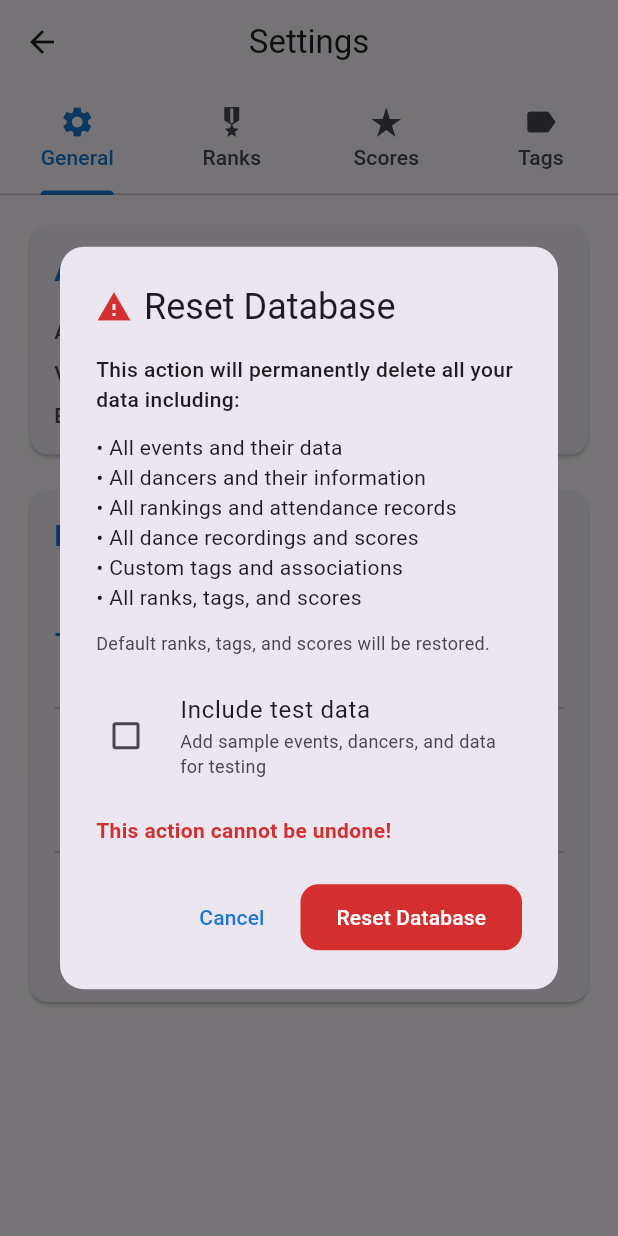
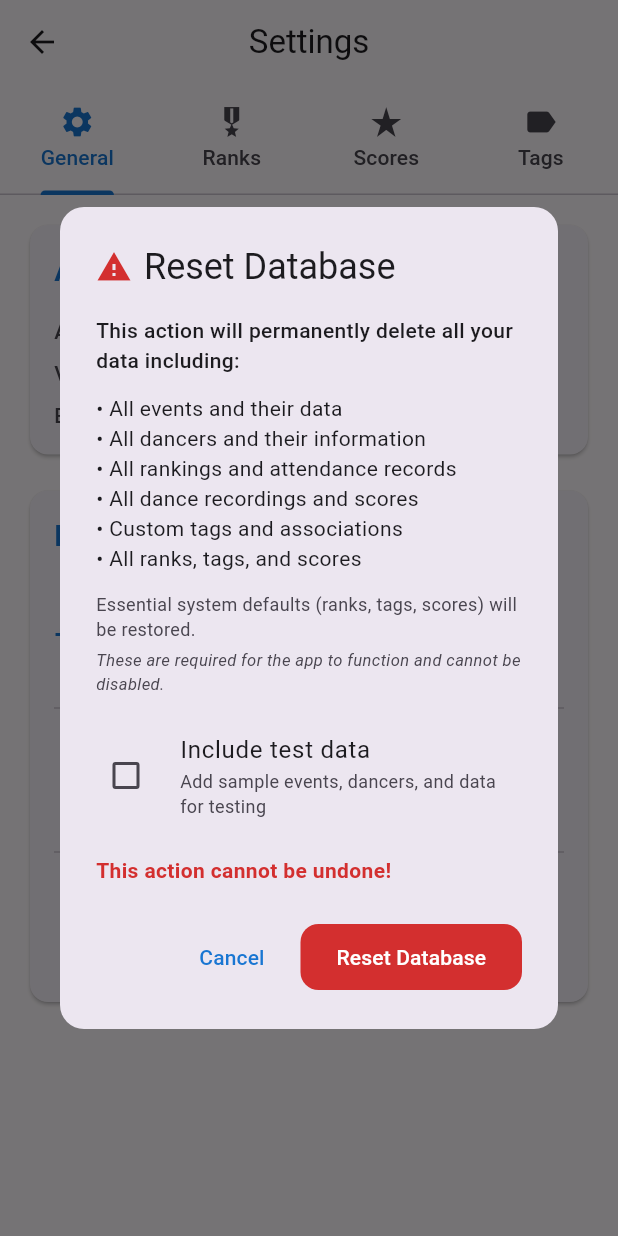
Before and after one commit to plaskowski/dancer-ranking-app-cursor, a Flutter app: the SettingsScreen screen opened directly, after a tap on "Reset Database", on a phone screen of 412 x 824 dp. Run offline on Flutter 3.47's test engine with Material 3 defaults, Android fonts, the phone set to English and light mode, and no system bars; our stand-ins replace drift, file_picker, fluttertoast; missing offline and left inert: desktop_drop; accounts and stored records are empty; generated files the repository leaves out were written again.

Commit message:
improve: clarify database reset dialog text to distinguish essential defaults from test data - Update UI text from 'Default ranks, tags, and scores' to 'Essential system defaults (ranks, tags, scores)' - Add explanation that essential defaults are required for app functionality and cannot be disabled - Update success messages to use 'essential defaults' terminology - Reduce user confusion about what gets restored during reset - v1.0.3

```diff
--- a/lib/screens/settings/tabs/general_settings_tab.dart
+++ b/lib/screens/settings/tabs/general_settings_tab.dart
@@ -255,10 +255,19 @@ class GeneralSettingsTab extends StatelessWidget {
                   const Text('• All ranks, tags, and scores'),
                   const SizedBox(height: 12),
                   Text(
-                    'Default ranks, tags, and scores will be restored.',
+                    'Essential system defaults (ranks, tags, scores) will be restored.',
                     style: TextStyle(
                       color: Theme.of(context).colorScheme.onSurfaceVariant,
                       fontSize: 12,
+                    ),
+                  ),
+                  const SizedBox(height: 4),
+                  Text(
+                    'These are required for the app to function and cannot be disabled.',
+                    style: TextStyle(
+                      color: Theme.of(context).colorScheme.onSurfaceVariant,
+                      fontSize: 11,
+                      fontStyle: FontStyle.italic,
                     ),
                   ),
                   const SizedBox(height: 16),
@@ -354,8 +363,8 @@ class GeneralSettingsTab extends StatelessWidget {
 
         // Show success message
         final message = includeTestData
-            ? 'Database reset successfully. All user data cleared, defaults and test data restored.'
-            : 'Database reset successfully. All user data cleared, defaults restored.';
+            ? 'Database reset successfully. All user data cleared, essential defaults and test data restored.'
+            : 'Database reset successfully. All user data cleared, essential defaults restored.';
         ToastHelper.showSuccess(context, message);
       }
     } catch (e) {
```
Also changed, not shown: 1 other file.
